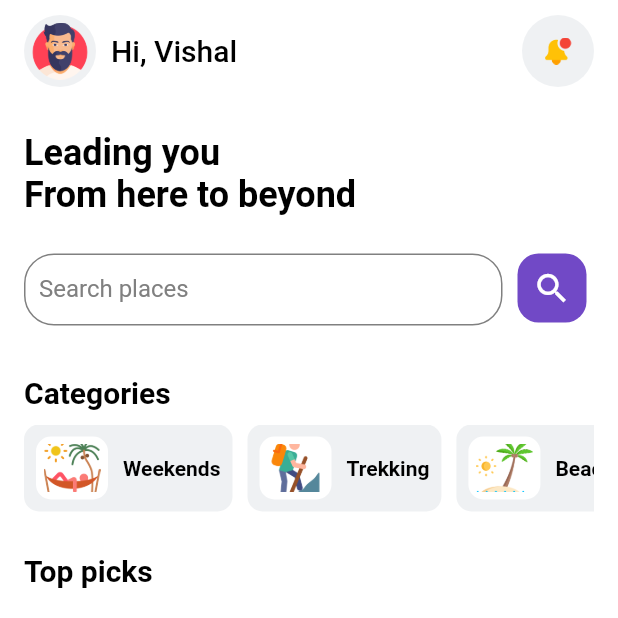
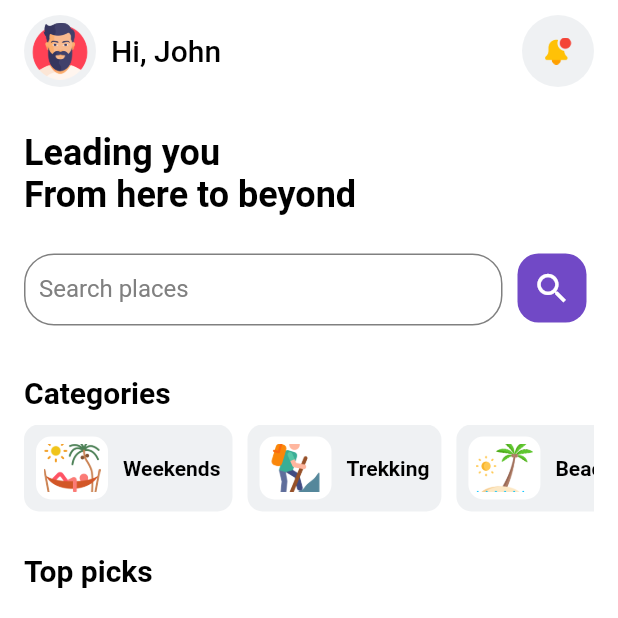
Before and after one commit to dodiyaindrajit/travee-flutter-app, a Flutter app: the screen it shows after launch, on a phone screen of 412 x 824 dp, the top half of it. Run offline on Flutter 3.47's test engine with Material 2 defaults, Android fonts, the phone set to English and light mode, and no system bars; drawn by our look-alikes of persistent_bottom_nav_bar; our stand-ins replace action_slider, flutter_chat_bubble, get; missing offline and left inert: chat_gpt_sdk, dart_openai.

Commit message:
added screenshots

```diff
--- a/lib/screens/homescreen/home_screen.dart
+++ b/lib/screens/homescreen/home_screen.dart
@@ -84,7 +84,7 @@ class _HomeScreenState extends State<HomeScreen> {
 
                     /// username
                     const Text(
-                      "Hi, Vishal",
+                      "Hi, John",
                       style: TextStyle(fontSize: 20, fontWeight: FontWeight.w500, color: Colors.black),
                     ),
                     Expanded(child: Container()),
```
Also changed, not shown: 7 other files.
